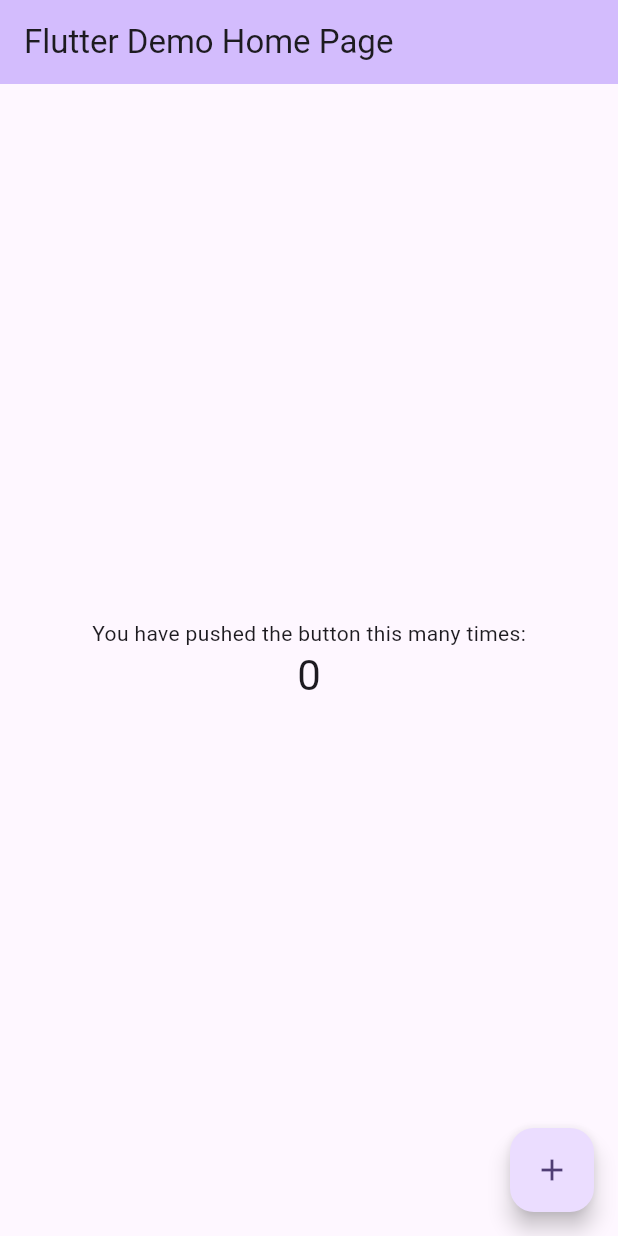
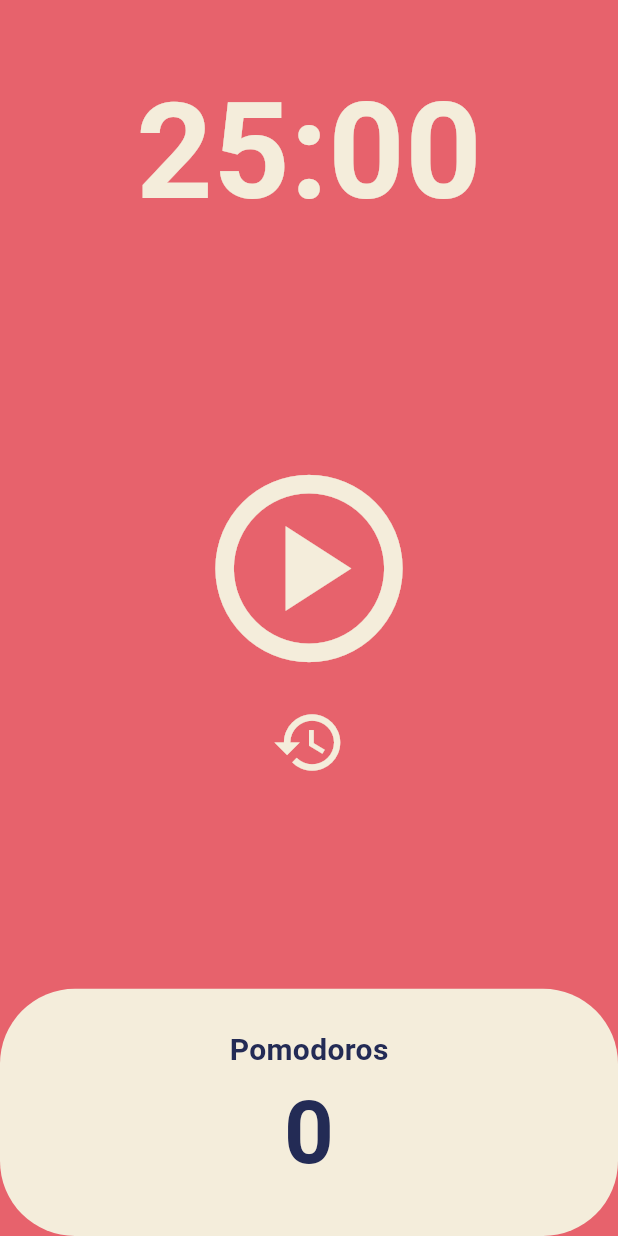
Before and after one commit to MunkiJeon/DratAndFlutter_Nomadcoders, a Flutter app: the screen it shows after launch, on a phone screen of 412 x 824 dp. Run offline on Flutter 3.47's test engine with Material 3 defaults, Android fonts, the phone set to English and light mode, and no system bars.

Commit message:
POMODORO APP Done

```diff
--- a/pomodoroapp/lib/main.dart
+++ b/pomodoroapp/lib/main.dart
@@ -1,125 +1,28 @@
 import 'package:flutter/material.dart';
+import 'package:pomodoroapp/screens/home_screen.dart';
 
 void main() {
-  runApp(const MyApp());
+  runApp(const App());
 }
 
-class MyApp extends StatelessWidget {
-  const MyApp({super.key});
+class App extends StatelessWidget {
+  const App({super.key});
 
-  // This widget is the root of your application.
   @override
   Widget build(BuildContext context) {
     return MaterialApp(
-      title: 'Flutter Demo',
       theme: ThemeData(
-        // This is the theme of your application.
-        //
-        // TRY THIS: Try running your application with "flutter run". You'll see
-        // the application has a purple toolbar. Then, without quitting the app,
-        // try changing the seedColor in the colorScheme below to Colors.green
-        // and then invoke "hot reload" (save your changes or press the "hot
-        // reload" button in a Flutter-supported IDE, or press "r" if you used
-        // the command line to start the app).
-        //
-        // Notice that the counter didn't reset back to zero; the application
-        // state is not lost during the reload. To reset the state, use hot
-        // restart instead.
-        //
-        // This works for code too, not just values: Most code changes can be
-        // tested with just a hot reload.
-        colorScheme: ColorScheme.fromSeed(seedColor: Colors.deepPurple),
-        useMaterial3: true,
+        colorScheme: ColorScheme.fromSwatch(
+          backgroundColor: const Color(0xFFE7626C),
+        ),
+        textTheme: const TextTheme(
+          displayLarge: TextStyle(
+            color: Color(0xFF232B55),
+          ),
+        ),
+        cardColor: const Color(0xFFF4EDDB),
       ),
-      home: const MyHomePage(title: 'Flutter Demo Home Page'),
+      home: const HomeScreen(),
     );
   }
 }
-
-class MyHomePage extends StatefulWidget {
-  const MyHomePage({super.key, required this.title});
-
-  // This widget is the home page of your application. It is stateful, meaning
-  // that it has a State object (defined below) that contains fields that affect
-  // how it looks.
-
-  // This class is the configuration for the state. It holds the values (in this
-  // case the title) provided by the parent (in this case the App widget) and
-  // used by the build method of the State. Fields in a Widget subclass are
-  // always marked "final".
-
-  final String title;
-
-  @override
-  State<MyHomePage> createState() => _MyHomePageState();
-}
-
-class _MyHomePageState extends State<MyHomePage> {
-  int _counter = 0;
-
-  void _incrementCounter() {
-    setState(() {
-      // This call to setState tells the Flutter framework that something has
-      // changed in this State, which causes it to rerun the build method below
-      // so that the display can reflect the updated values. If we changed
-      // _counter without calling setState(), then the build method would not be
-      // called again, and so nothing would appear to happen.
-      _counter++;
-    });
-  }
-
-  @override
-  Widget build(BuildContext context) {
-    // This method is rerun every time setState is called, for instance as done
-    // by the _incrementCounter method above.
-    //
-    // The Flutter framework has been optimized to make rerunning build methods
-    // fast, so that you can just rebuild anything that needs updating rather
-    // than having to individually change instances of widgets.
-    return Scaffold(
-      appBar: AppBar(
-        // TRY THIS: Try changing the color here to a specific color (to
-        // Colors.amber, perhaps?) and trigger a hot reload to see the AppBar
-        // change color while the other colors stay the same.
-        backgroundColor: Theme.of(context).colorScheme.inversePrimary,
-        // Here we take the value from the MyHomePage object that was created by
-        // the App.build method, and use it to set our appbar title.
-        title: Text(widget.title),
-      ),
-      body: Center(
-        // Center is a layout widget. It takes a single child and positions it
-        // in the middle of the parent.
-        child: Column(
-          // Column is also a layout widget. It takes a list of children and
-          // arranges them vertically. By default, it sizes itself to fit its
-          // children horizontally, and tries to be as tall as its parent.
-          //
-          // Column has various properties to control how it sizes itself and
-          // how it positions its children. Here we use mainAxisAlignment to
-          // center the children vertically; the main axis here is the vertical
-          // axis because Columns are vertical (the cross axis would be
-          // horizontal).
-          //
-          // TRY THIS: Invoke "debug painting" (choose the "Toggle Debug Paint"
-          // action in the IDE, or press "p" in the console), to see the
-          // wireframe for each widget.
-          mainAxisAlignment: MainAxisAlignment.center,
-          children: <Widget>[
-            const Text(
-              'You have pushed the button this many times:',
-            ),
-            Text(
-              '$_counter',
-              style: Theme.of(context).textTheme.headlineMedium,
-            ),
-          ],
-        ),
-      ),
-      floatingActionButton: FloatingActionButton(
-        onPressed: _incrementCounter,
-        tooltip: 'Increment',
-        child: const Icon(Icons.add),
-      ), // This trailing comma makes auto-formatting nicer for build methods.
-    );
-  }
-}
--- /dev/null
+++ b/pomodoroapp/lib/screens/home_screen.dart
@@ -0,0 +1,158 @@
+import 'package:flutter/material.dart';
+import 'package:flutter/widgets.dart';
+import 'dart:async';
+
+class HomeScreen extends StatefulWidget {
+  const HomeScreen({super.key});
+
+  @override
+  State<HomeScreen> createState() => _HomeScreenState();
+}
+
+class _HomeScreenState extends State<HomeScreen> {
+  static const twentyFiveMinutes = 1500;
+  int totalSeconds = twentyFiveMinutes;
+  bool isRunning = false;
+  int totalPomodoros = 0;
+  late Timer timer;
+
+  void onTick(Timer timer) {
+    if (totalSeconds == 0) {
+      setState(() {
+        totalPomodoros = totalPomodoros + 1;
+        isRunning = false;
+        totalSeconds = twentyFiveMinutes;
+      });
+      timer.cancel();
+    } else {
+      setState(() {
+        totalSeconds = totalSeconds - 1;
+      });
+    }
+  }
+
+  void onStartPressed() {
+    timer = Timer.periodic(
+      const Duration(seconds: 1),
+      onTick,
+    );
+    setState(() {
+      isRunning = true;
+    });
+  }
+
+  void onPausePressed() {
+    timer.cancel();
+    setState(() {
+      isRunning = false;
+    });
+  }
+
+  void onResetPressed() {
+    timer.cancel();
+    setState(() {
+      totalPomodoros = 0;
+      isRunning = false;
+      totalSeconds = twentyFiveMinutes;
+    });
+  }
+
+  String format(int seconds) {
+    var duration = Duration(seconds: seconds);
+    // print(duration.toString().split("."));
+    // print(duration.toString().split(".").first);
+    // print(duration.toString().split(".").first.substring(2, 7));
+    return duration.toString().split(".").first.substring(2, 7);
+  }
+
+  @override
+  Widget build(BuildContext context) {
+    return Scaffold(
+      backgroundColor: Theme.of(context).colorScheme.background,
+      body: Column(
+        children: [
+          Flexible(
+            flex: 1,
+            child: Container(
+              // color: Colors.red,
+              alignment: Alignment.bottomCenter,
+              child: Text(
+                format(totalSeconds),
+                style: TextStyle(
+                  color: Theme.of(context).cardColor,
+                  fontSize: 89,
+                  fontWeight: FontWeight.w600,
+                ),
+              ),
+            ),
+          ),
+          Flexible(
+            flex: 3,
+            child: Column(
+              mainAxisAlignment: MainAxisAlignment.center,
+              children: [
+                Center(
+                  child: IconButton(
+                    iconSize: 150,
+                    color: Theme.of(context).cardColor,
+                    onPressed: isRunning ? onPausePressed : onStartPressed,
+                    icon: Icon(isRunning
+                        ? Icons.pause_circle_outline
+                        : Icons.play_circle_outlined),
+                  ),
+                ),
+                Center(
+                  child: IconButton(
+                    iconSize: 50,
+                    color: Theme.of(context).cardColor,
+                    onPressed: onResetPressed,
+                    icon: const Icon(Icons.restore),
+                  ),
+                ),
+              ],
+            ),
+          ),
+          Flexible(
+            flex: 1,
+            child: Row(
+              children: [
+                Expanded(
+                  // 꽉 체워버 림
+                  child: Container(
+                    // color: Colors.blue,
+                    decoration: BoxDecoration(
+                        color: Theme.of(context).cardColor,
+                        borderRadius: BorderRadius.circular(50)),
+                    child: Column(
+                      mainAxisAlignment: MainAxisAlignment.center,
+                      children: [
+                        Text(
+                          'Pomodoros',
+                          style: TextStyle(
+                            fontSize: 20,
+                            fontWeight: FontWeight.w600,
+                            color:
+                                Theme.of(context).textTheme.displayLarge!.color,
+                          ),
+                        ),
+                        Text(
+                          '$totalPomodoros',
+                          style: TextStyle(
+                            fontSize: 58,
+                            fontWeight: FontWeight.w600,
+                            color:
+                                Theme.of(context).textTheme.displayLarge!.color,
+                          ),
+                        ),
+                      ],
+                    ),
+                  ),
+                ),
+              ],
+            ),
+          ),
+        ],
+      ),
+    );
+  }
+}
```
Also changed, not shown: 2 other files.
